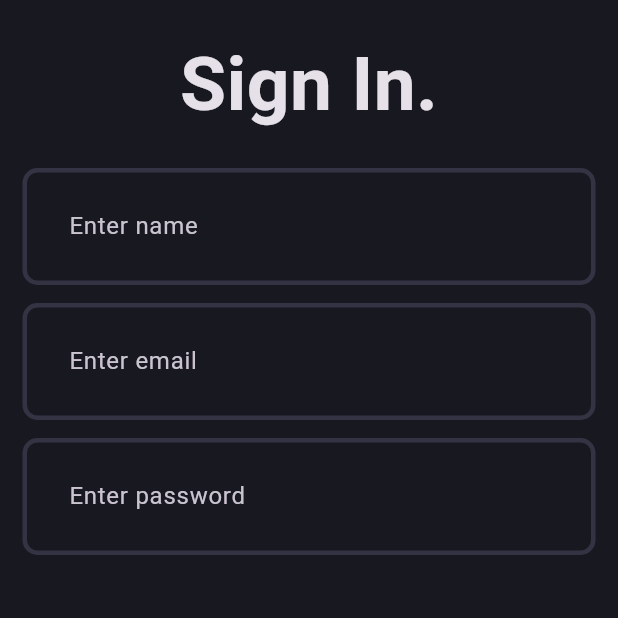
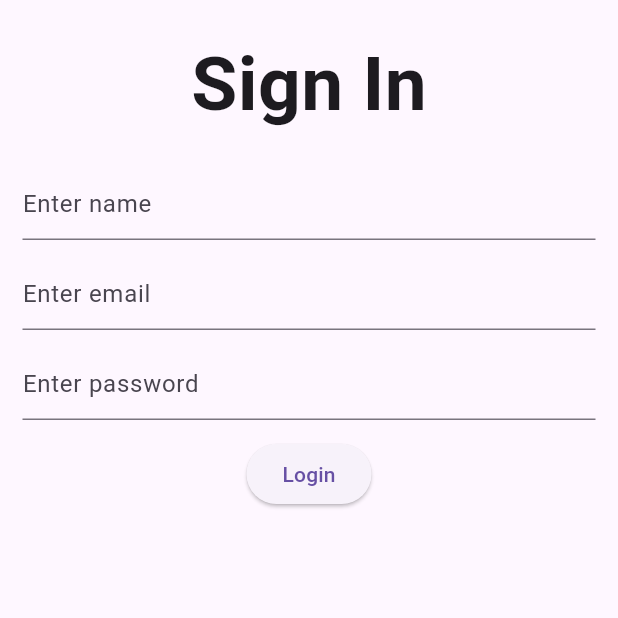
Before and after one commit to KrishnaShah873/my-blogging, a Flutter app: the screen it shows after launch, on a phone screen of 412 x 824 dp, the top half of it. Run offline on Flutter 3.47's test engine with Material 3 defaults, Android fonts, the phone set to English and light mode, and no system bars.

Commit message:
added: navigation on login screen and working on listview at home screen

```diff
--- a/lib/feature/auth/presentation/pages/login_page.dart
+++ b/lib/feature/auth/presentation/pages/login_page.dart
@@ -1,4 +1,5 @@
 import 'package:blog_app/core/theme/app_pallete.dart';
+import 'package:blog_app/feature/auth/presentation/pages/home_screen.dart';
 import 'package:blog_app/feature/auth/presentation/widge/auth_gradient_button.dart';
 import 'package:flutter/material.dart';
 import 'package:blog_app/feature/auth/presentation/widge/auth_field.dart';
@@ -34,60 +35,31 @@ class _LoginPageState extends State<LoginPage> {
             crossAxisAlignment: CrossAxisAlignment.center,
             children: [
               Text(
-                'Sign In.',
+                'Sign In',
                 style: TextStyle(
                   fontSize: 50,
                   fontWeight: FontWeight.bold,
                 ),
               ),
               SizedBox(height: 20),
-
               AuthField(
                 hintName: "Enter name",
               ),
               SizedBox(height: 12),
-
               AuthField(
                 hintName: 'Enter email',
               ),
               SizedBox(height: 12),
-
               AuthField(
                 hintName: 'Enter password',
               ),
-              SizedBox(height: 12)
-              // const AuthField(
-              //   hintText: 'Email',
-              //   controller:emailController,),
-              // AuthField(),
-              // const SizedBox(height: 15),
-              // const AuthField(
-              //   hintText: 'Passoword',
-              //   controller:passwordController,),
-              //   isObscureText:true,
-              // const SizedBox(height: 20),
-              // const AuthGradientButton(
-              //   buttonText:'Sign In',
-              // ),
-              // const SizedBox(height: 20),
-              // GestureDetector(
-              //   onTap:(){
-              //     Navigation.push(context,SignUpPage.route());
-              //   }
-              // )
-              // RichText(
-              //     text: TextSpan(text: 'Don\'t have an account? '),
-              //     style: Theme.of(context).textTheme.titleMedium,
-
-              //     children: [
-              //       TextSpan(
-              //         text: 'Sign Up',
-              //         style: Theme.of(context).textTheme.titleMedium?.copyWith(
-              //               color: AppPallete.gradient2,
-              //               fontWeight: FontWeight.bold,
-              //             ),
-              //       ),
-              //     ])
+              SizedBox(height: 12),
+              ElevatedButton(
+                  onPressed: () {
+                    Navigator.push(context,
+                        MaterialPageRoute(builder: (context) => HomeScreen()));
+                  },
+                  child: Text("Login"))
             ],
           )),
     ));
--- a/lib/main.dart
+++ b/lib/main.dart
@@ -15,7 +15,7 @@ class MyApp extends StatelessWidget {
     return MaterialApp(
       debugShowCheckedModeBanner: false,
       title: 'Blog App',
-      theme: AppTheme.darkThemeMode,
+      // theme: AppTheme.darkThemeMode,
       // home: const LoginPage(),\
       home: LoginPage(),
     );
```
Also changed, not shown: lib/feature/auth/presentation/pages/home_screen.dart (added, +34 -0 lines), lib/feature/auth/presentation/pages/tile_screen.dart (added, +10 -0 lines), 4 other files.
